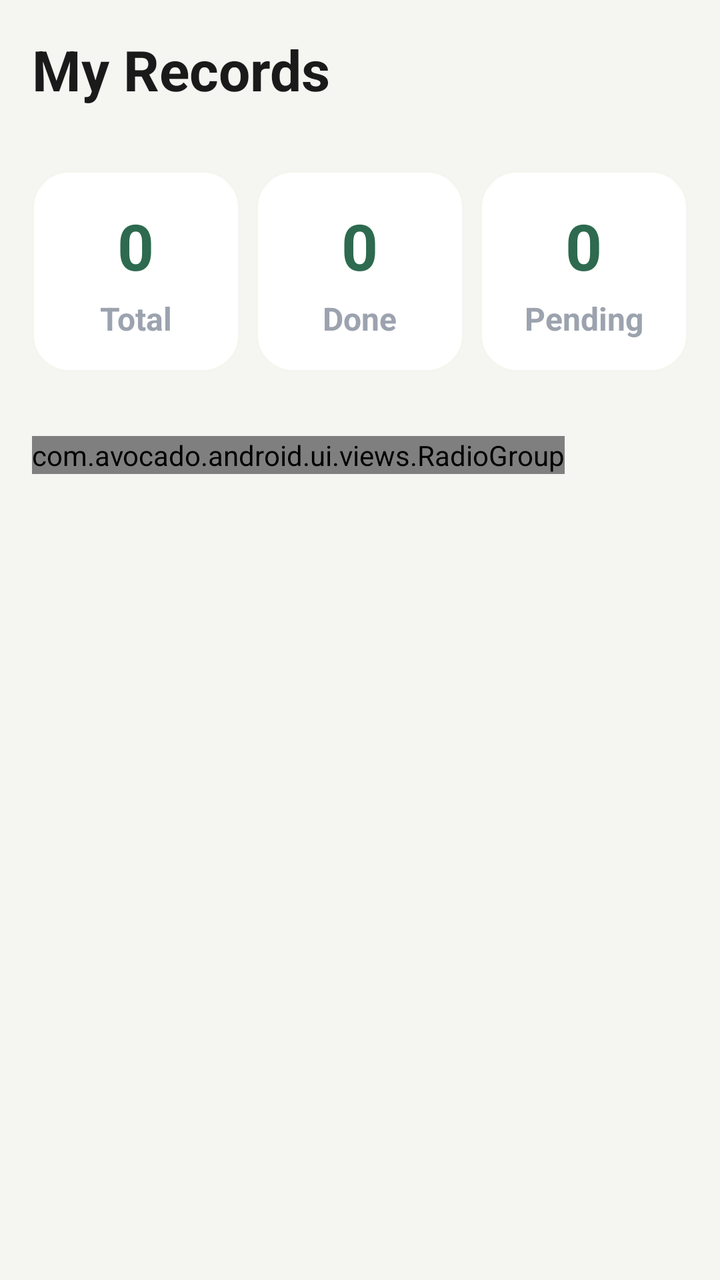
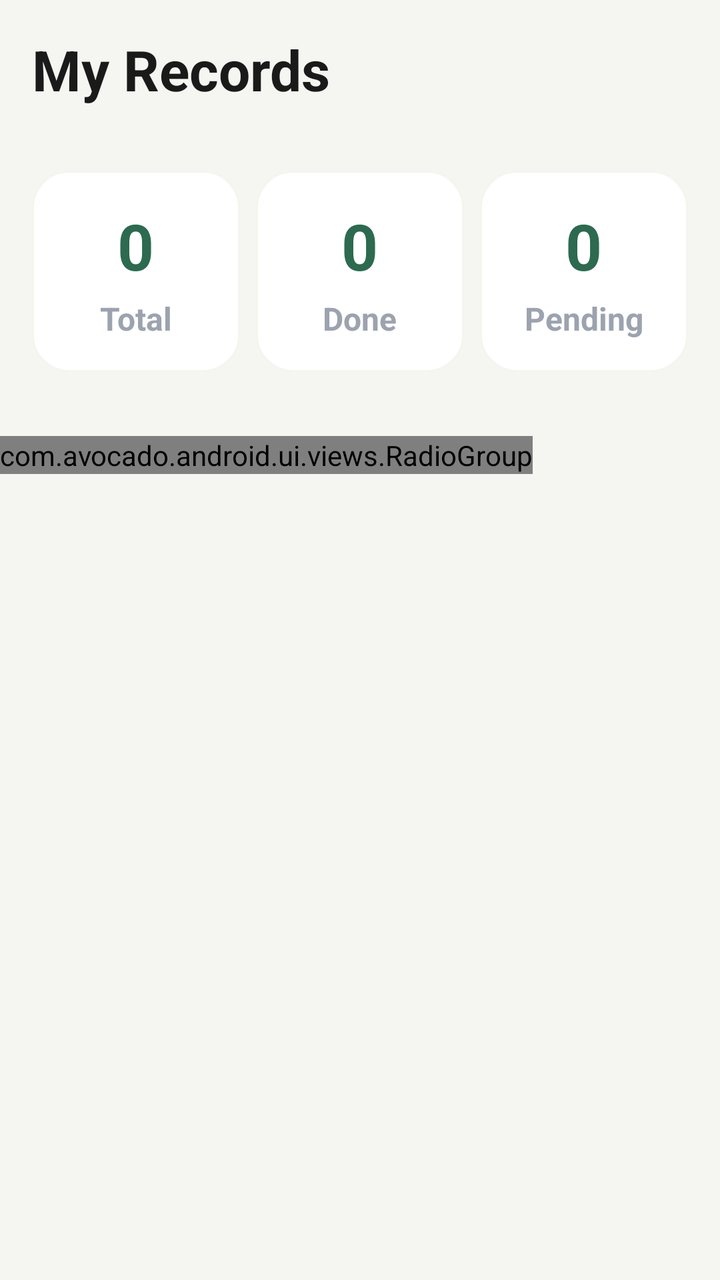

The first picture is an Android layout as it rendered before a commit; the second is the same layout after the commit. The layout source and the unified diff follow.
<!-- AndroidManifest.xml: application theme Theme.Avocado -->
<!-- res/layout/fragment_main_records.xml -->
<?xml version="1.0" encoding="utf-8"?>
<LinearLayout xmlns:android="http://schemas.android.com/apk/res/android"
    xmlns:app="http://schemas.android.com/apk/res-auto"
    android:layout_width="match_parent"
    android:layout_height="match_parent"
    xmlns:tools="http://schemas.android.com/tools"
    android:orientation="vertical"
    android:background="#F5F5F1">

    <androidx.core.widget.NestedScrollView
        android:layout_width="match_parent"
        android:layout_height="0dp"
        android:layout_weight="1"
        android:fillViewport="true">
        <LinearLayout
            android:orientation="vertical"
            android:layout_width="match_parent"
            android:layout_height="match_parent"
            android:padding="16dp">
            <TextView
                android:layout_width="wrap_content"
                android:layout_height="wrap_content"
                android:text="My Records"
                android:textSize="28sp"
                android:textColor="@color/ink"
                android:textStyle="bold"
                android:layout_marginBottom="32dp"/>
            <LinearLayout
                android:orientation="horizontal"
                android:layout_width="match_parent"
                android:layout_height="wrap_content"
                android:layout_marginBottom="32dp">
                <LinearLayout
                    android:orientation="vertical"
                    android:layout_width="0dp"
                    android:layout_height="wrap_content"
                    android:layout_weight="1"
                    android:layout_marginEnd="8dp"
                    android:padding="16dp"
                    android:gravity="center"
                    android:background="@drawable/layout_background_19">
                    <TextView
                        android:id="@+id/fragment_main_records_total_text_view"
                        android:layout_width="wrap_content"
                        android:layout_height="wrap_content"
                        android:textSize="32sp"
                        android:textColor="@color/sage"
                        android:text="0"
                        android:textStyle="bold"
                        android:layout_marginBottom="4dp"
                        android:maxLines="1"/>
                    <TextView
                        android:layout_width="wrap_content"
                        android:layout_height="wrap_content"
                        android:textSize="16sp"
                        android:textColor="@color/mist"
                        android:text="Total"
                        android:textStyle="bold"
                        android:maxLines="1"/>
                </LinearLayout>
                <LinearLayout
                    android:orientation="vertical"
                    android:layout_width="0dp"
                    android:layout_height="wrap_content"
                    android:layout_weight="1"
                    android:layout_marginEnd="8dp"
                    android:padding="16dp"
                    android:gravity="center"
                    android:background="@drawable/layout_background_19">
                    <TextView
                        android:id="@+id/fragment_main_records_done_text_view"
                        android:layout_width="wrap_content"
                        android:layout_height="wrap_content"
                        android:textSize="32sp"
                        android:textColor="@color/sage"
                        android:text="0"
                        android:textStyle="bold"
                        android:layout_marginBottom="4dp"
                        android:maxLines="1"/>
                    <TextView
                        android:layout_width="wrap_content"
                        android:layout_height="wrap_content"
                        android:textSize="16sp"
                        android:textColor="@color/mist"
                        android:text="Done"
                        android:textStyle="bold"
                        android:maxLines="1"/>
                </LinearLayout>
                <LinearLayout
                    android:orientation="vertical"
                    android:layout_width="0dp"
                    android:layout_height="wrap_content"
                    android:layout_weight="1"
                    android:padding="16dp"
                    android:gravity="center"
                    android:background="@drawable/layout_background_19">
                    <TextView
                        android:id="@+id/fragment_main_records_pending_text_view"
                        android:layout_width="wrap_content"
                        android:layout_height="wrap_content"
                        android:textSize="32sp"
                        android:textColor="@color/sage"
                        android:text="0"
                        android:textStyle="bold"
                        android:layout_marginBottom="4dp"
                        android:maxLines="1"/>
                    <TextView
                        android:layout_width="wrap_content"
                        android:layout_height="wrap_content"
                        android:textSize="16sp"
                        android:textColor="@color/mist"
                        android:text="Pending"
                        android:textStyle="bold"
                        android:maxLines="1"/>
                </LinearLayout>
            </LinearLayout>
            <HorizontalScrollView
                android:layout_width="match_parent"
                android:layout_height="wrap_content"
                android:layout_marginBottom="16dp">
                <com.avocado.android.ui.views.RadioGroup
                    android:id="@+id/fragment_main_records_categories_radio_group"
                    android:orientation="horizontal"
                    android:layout_width="wrap_content"
                    android:layout_height="wrap_content">
                    <com.avocado.android.ui.views.RadioButtonNine
                        android:id="@+id/fragment_main_records_categories_all_radio_button"
                        android:layout_width="wrap_content"
                        android:layout_height="wrap_content"
                        app:text="All"/>
                    <com.avocado.android.ui.views.RadioButtonNine
                        android:id="@+id/fragment_main_records_categories_issues_radio_button"
                        android:layout_width="wrap_content"
                        android:layout_height="wrap_content"
                        app:text="Issues"/>
                    <com.avocado.android.ui.views.RadioButtonNine
                        android:id="@+id/fragment_main_records_categories_healthy_radio_button"
                        android:layout_width="wrap_content"
                        android:layout_height="wrap_content"
                        app:text="Healthy"/>
                    <com.avocado.android.ui.views.RadioButtonNine
                        android:id="@+id/fragment_main_records_categories_pending_radio_button"
                        android:layout_width="wrap_content"
                        android:layout_height="wrap_content"
                        app:text="Pending"/>
                </com.avocado.android.ui.views.RadioGroup>
            </HorizontalScrollView>
            <androidx.recyclerview.widget.RecyclerView
                android:id="@+id/fragment_main_records_recycler_view"
                android:layout_width="match_parent"
                android:layout_height="wrap_content"
                tools:listitem="@layout/records_layout"/>
        </LinearLayout>
    </androidx.core.widget.NestedScrollView>
</LinearLayout>
<!-- res/layout/records_layout.xml (included above) -->
<?xml version="1.0" encoding="utf-8"?>
<LinearLayout
    android:orientation="horizontal"
    android:layout_width="match_parent"
    android:layout_height="wrap_content"
    android:padding="16dp"
    android:background="@drawable/layout_background_19"
    android:layout_margin="4dp"
    android:gravity="center_vertical"
    xmlns:android="http://schemas.android.com/apk/res/android">

    <ImageView
        android:layout_width="60dp"
        android:layout_height="60dp"
        android:padding="16dp"
        android:src="@drawable/ic_tree"
        android:background="@drawable/image_background_10"
        android:layout_marginEnd="16dp"/>
    <LinearLayout
        android:orientation="vertical"
        android:layout_width="0dp"
        android:layout_height="wrap_content"
        android:layout_weight="1"
        android:layout_marginEnd="16dp">
        <TextView
            android:id="@+id/record_layout_title_text_view"
            android:layout_width="wrap_content"
            android:layout_height="wrap_content"
            android:textSize="20sp"
            android:textColor="@color/ink"
            android:text="Farm Name"
            android:textStyle="bold"
            android:layout_marginBottom="4dp"/>
        <TextView
            android:id="@+id/record_layout_sub_title_text_view"
            android:layout_width="wrap_content"
            android:layout_height="wrap_content"
            android:textSize="16sp"
            android:textColor="@color/slate"
            android:text="Block • Location"
            android:textStyle="bold"
            android:layout_marginBottom="4dp"/>
        <TextView
            android:id="@+id/record_layout_timestamp_text_view"
            android:layout_width="wrap_content"
            android:layout_height="wrap_content"
            android:textSize="14sp"
            android:textColor="@color/mist"
            android:text="Jan 6, 2026"
            android:textStyle="bold" />
    </LinearLayout>

</LinearLayout>
<!-- resources referenced by this layout -->
<resources>
  <color name="ink">#1A1A1A</color>
  <color name="mist">#9CA3AF</color>
  <color name="sage">#2D6A4F</color>
  <color name="slate">#6B7280</color>
  <!-- drawable ic_tree: vector/xml drawable (drawable, 2011 chars, omitted) -->
  <!-- drawable image_background_10 (drawable) -->
  <?xml version="1.0" encoding="utf-8"?>
  <shape xmlns:android="http://schemas.android.com/apk/res/android"
      android:shape="rectangle">
  
      
      <solid android:color="@color/background_sand" />
  
      
      <stroke
          android:width="2dp"
          android:color="@color/background_sand" />
  
      
      <corners android:radius="16dp" />
  
  </shape>
  <!-- drawable layout_background_19 (drawable) -->
  <?xml version="1.0" encoding="utf-8"?>
  <shape xmlns:android="http://schemas.android.com/apk/res/android">
  
      <solid
          android:color="#FFFFFF" />
      <corners
          android:radius="18dp" />
      <stroke
          android:width="1dp"
          android:color="#F5F5F0"/>
  
  </shape>
  <style name="Theme.Avocado" parent="Theme.MaterialComponents.DayNight.NoActionBar">
          
          <item name="colorPrimary">@color/primary</item>
          <item name="colorPrimaryVariant">@color/primary_variant</item>
          <item name="colorOnPrimary">@color/on_primary</item>
          
          <item name="colorSecondary">@color/secondary</item>
          <item name="colorSecondaryVariant">@color/secondary_variant</item>
          <item name="colorOnSecondary">@color/on_secondary</item>
          
          <item name="android:statusBarColor">?attr/colorPrimaryVariant</item>
          
      </style>
  <color name="background_sand">#F5F5F0</color>
  <color name="primary">#FF1A1A1A</color>
  <color name="primary_variant">#FF000000</color>
  <color name="on_primary">#FFFFFFFF</color>
  <color name="secondary">#FF9E9E9E</color>
  <color name="secondary_variant">#FF707070</color>
  <color name="on_secondary">#FF000000</color>
</resources>

<!-- the commit's change to res/layout/fragment_main_records.xml (unified diff, before → after) -->
@@ -15,8 +15,7 @@
         <LinearLayout
             android:orientation="vertical"
             android:layout_width="match_parent"
-            android:layout_height="match_parent"
-            android:padding="16dp">
+            android:layout_height="match_parent">
             <TextView
                 android:layout_width="wrap_content"
                 android:layout_height="wrap_content"
@@ -24,12 +23,18 @@
                 android:textSize="28sp"
                 android:textColor="@color/ink"
                 android:textStyle="bold"
-                android:layout_marginBottom="32dp"/>
+                android:layout_marginBottom="32dp"
+                android:layout_marginTop="16dp"
+                android:layout_marginStart="16dp"
+                android:layout_marginEnd="16dp"/>
             <LinearLayout
                 android:orientation="horizontal"
                 android:layout_width="match_parent"
                 android:layout_height="wrap_content"
-                android:layout_marginBottom="32dp">
+                android:layout_marginBottom="32dp"
+                android:layout_marginTop="0dp"
+                android:layout_marginStart="16dp"
+                android:layout_marginEnd="16dp">
                 <LinearLayout
                     android:orientation="vertical"
                     android:layout_width="0dp"
@@ -149,6 +154,9 @@
                 android:id="@+id/fragment_main_records_recycler_view"
                 android:layout_width="match_parent"
                 android:layout_height="wrap_content"
+                android:layout_marginTop="0dp"
+                android:layout_marginStart="16dp"
+                android:layout_marginEnd="16dp"
                 tools:listitem="@layout/records_layout"/>
         </LinearLayout>
     </androidx.core.widget.NestedScrollView>
@@ -205,5 +213,16 @@
             android:text="Jan 6, 2026"
             android:textStyle="bold" />
     </LinearLayout>
+    <ImageView
+        android:id="@+id/record_layout_edit_image_view"
+        android:layout_width="24dp"
+        android:layout_height="24dp"
+        android:layout_marginEnd="16dp"
+        android:src="@drawable/ic_pencil" />
+    <ImageView
+        android:id="@+id/record_layout_delete_image_view"
+        android:layout_width="24dp"
+        android:layout_height="24dp"
+        android:src="@drawable/ic_waste_basket"/>
 
 </LinearLayout>
<!-- resource entries referenced after the edit -->
@@ -4,7 +4,9 @@
   <color name="mist">#9CA3AF</color>
   <color name="sage">#2D6A4F</color>
   <color name="slate">#6B7280</color>
+  <!-- drawable ic_pencil: vector/xml drawable (drawable, 2973 chars, omitted) -->
   <!-- drawable ic_tree: vector/xml drawable (drawable, 2011 chars, omitted) -->
+  <!-- drawable ic_waste_basket: vector/xml drawable (drawable, 4603 chars, omitted) -->
   <!-- drawable image_background_10 (drawable) -->
   <?xml version="1.0" encoding="utf-8"?>
   <shape xmlns:android="http://schemas.android.com/apk/res/android"
